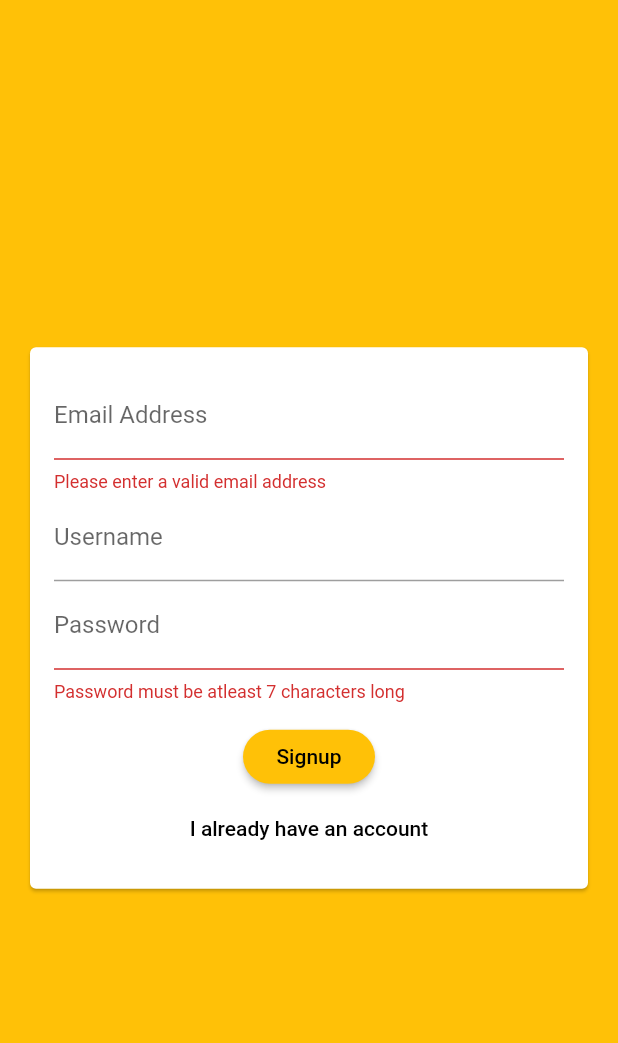
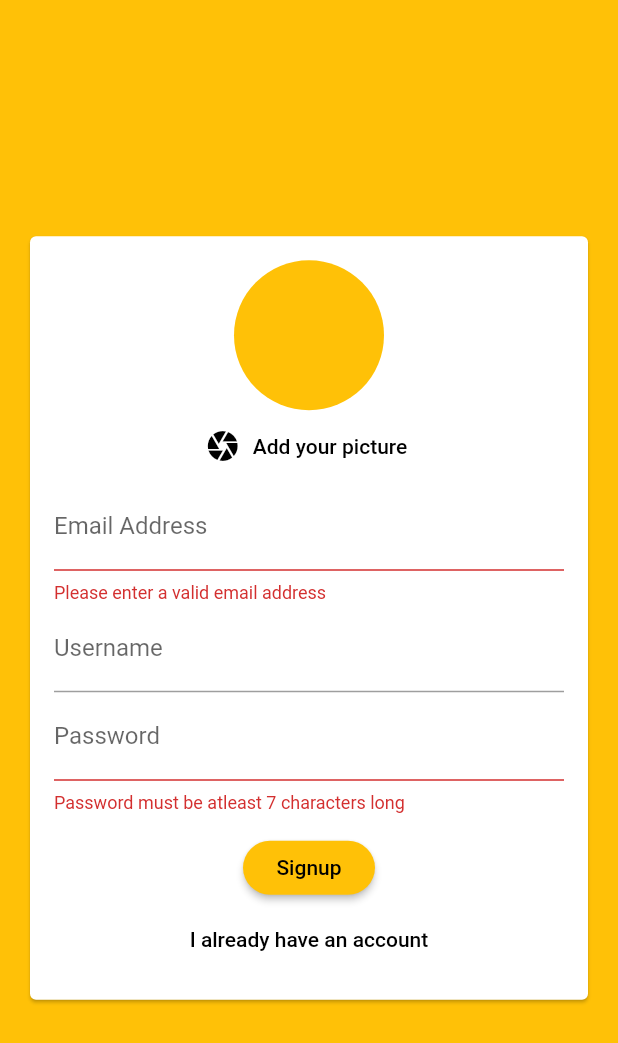
Before and after one commit to ibadasif/Chat_app, a Flutter app: the screen it shows after launch, after a tap on "Login", after a tap on "Create new Account", on a phone screen of 412 x 824 dp. Shown: the top 1043 px of the screen. Run offline on Flutter 3.47's test engine with Material 2 defaults, Android fonts, the phone set to English and light mode, and no system bars; our stand-ins replace cloud_firestore, firebase_auth, image_picker; accounts and stored records are empty.

Commit message:
Image picker added to register page

```diff
--- a/lib/widgets/auth_form.dart
+++ b/lib/widgets/auth_form.dart
@@ -1,3 +1,4 @@
+import 'package:chat_app/widgets/pickers/user_image_picker.dart';
 import 'package:flutter/material.dart';
 
 class AuthForm extends StatefulWidget {
@@ -56,6 +57,7 @@ class _AuthFormState extends State<AuthForm> {
               child: Column(
                 mainAxisSize: MainAxisSize.min,
                 children: [
+                  if (!_isLogin) UserImagePicker(),
                   TextFormField(
                     key: ValueKey('email'),
                     validator: (value) {
--- /dev/null
+++ b/lib/widgets/pickers/user_image_picker.dart
@@ -0,0 +1,41 @@
+import 'dart:io';
+
+import 'package:flutter/material.dart';
+import 'package:image_picker/image_picker.dart';
+
+class UserImagePicker extends StatefulWidget {
+  @override
+  _UserImagePickerState createState() => _UserImagePickerState();
+}
+
+class _UserImagePickerState extends State<UserImagePicker> {
+  File _pickedImage;
+
+  void _pickImage() async {
+    final pickedImageFile =
+        await ImagePicker.pickImage(source: ImageSource.camera);
+    setState(() {
+      _pickedImage = pickedImageFile;
+    });
+  }
+
+  @override
+  Widget build(BuildContext context) {
+    return Column(
+      children: [
+        CircleAvatar(
+          backgroundColor: Theme.of(context).primaryColor,
+          radius: 50,
+          backgroundImage:
+              _pickedImage != null ? FileImage(_pickedImage) : null,
+        ),
+        FlatButton.icon(
+          textColor: Theme.of(context).accentColor,
+          onPressed: _pickImage,
+          icon: Icon(Icons.camera),
+          label: Text('Add your picture'),
+        ),
+      ],
+    );
+  }
+}
--- a/pubspec.yaml
+++ b/pubspec.yaml
@@ -30,6 +30,7 @@ dependencies:
   cupertino_icons: ^1.0.0
   cloud_firestore: ^0.13.5
   firebase_auth: ^0.16.1
+  image_picker: ^0.6.5+3
 
 dev_dependencies:
   flutter_test:
```
Also changed, not shown: pubspec.lock.
